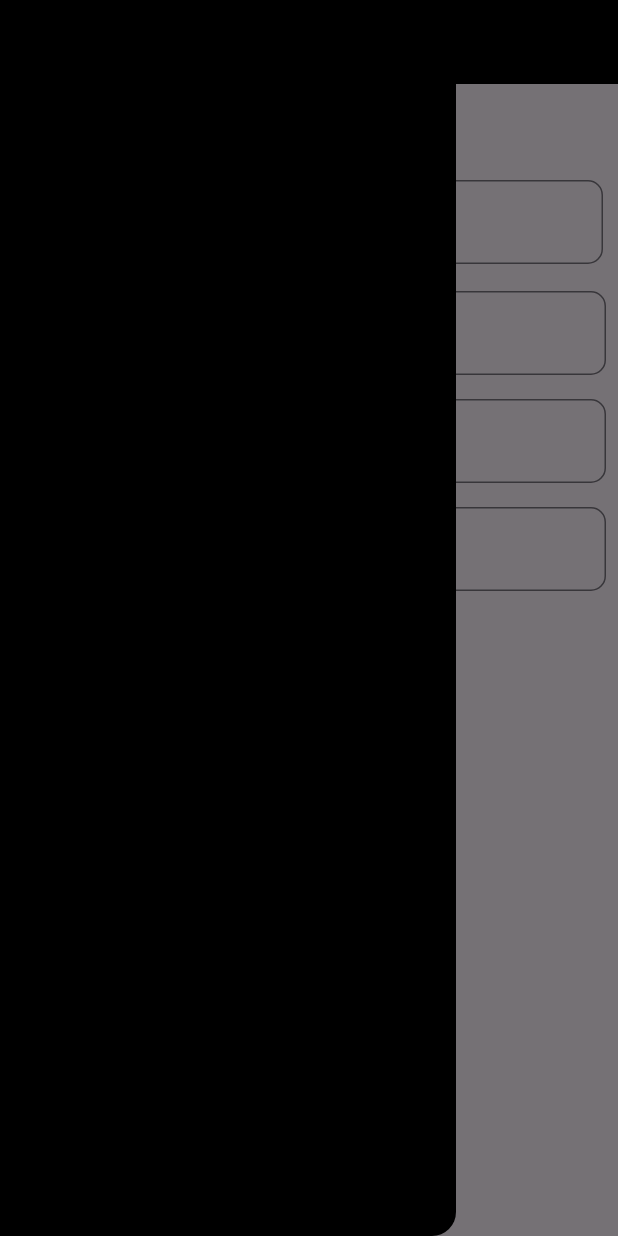
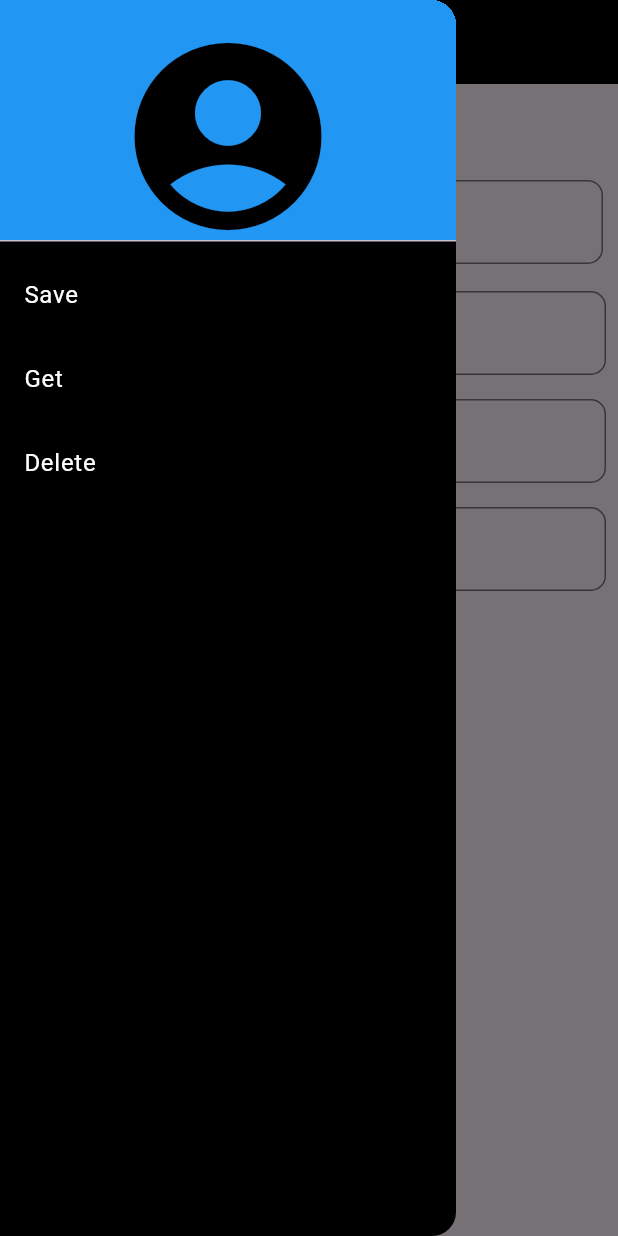
Before and after one commit to MartinCantillo/Flutter-Firebase, a Flutter app: the screen it shows after launch, with the side drawer open, on a phone screen of 412 x 824 dp. Run offline on Flutter 3.47's test engine with Material 3 defaults, Android fonts, the light colour scheme and no system bars.

Commit message:
Drawer almost ready

```diff
--- a/aplicativo_firebase/lib/Screens/MyHomePage.dart
+++ b/aplicativo_firebase/lib/Screens/MyHomePage.dart
@@ -1,3 +1,4 @@
+import 'package:aplicativo_firebase/Widgets/CustomDrawer.dart';
 import 'package:aplicativo_firebase/Widgets/Form.dart';
 import 'package:flutter/material.dart';
 
@@ -22,9 +23,8 @@ class _MyHomePageState extends State<MyHomePage> {
           centerTitle: true,
           backgroundColor: Colors.black,
           title: const Text("Welcome", style: TextStyle(color: Colors.white))),
-      drawer: const Drawer(backgroundColor: Colors.black),
+      drawer: CustomDrawer(),
       body: Forms(),
-    )
-    );
+    ));
   }
 }
--- /dev/null
+++ b/aplicativo_firebase/lib/Widgets/CustomDrawer.dart
@@ -0,0 +1,42 @@
+import 'package:flutter/material.dart';
+
+class CustomDrawer extends StatelessWidget {
+  const CustomDrawer({super.key});
+
+  @override
+  Widget build(BuildContext context) {
+    return Drawer(
+      backgroundColor: Colors.black,
+      child: ListView(
+        padding: EdgeInsets.zero,
+        children: <Widget>[
+          DrawerHeader(
+            decoration: BoxDecoration(
+              color: Colors.blue,
+            ),
+            child: Padding(
+              padding: EdgeInsets.all(0.0),
+              child: Icon(
+                Icons.account_circle,
+                size: 150,
+                color: Colors.black,
+              ),
+            ),
+          ),
+          ListTile(
+            title: Text('Save', style: TextStyle(color: Colors.white)),
+            onTap: () {},
+          ),
+          ListTile(
+            title: Text('Get', style: TextStyle(color: Colors.white)),
+            onTap: () {},
+          ),
+          ListTile(
+            title: Text('Delete', style: TextStyle(color: Colors.white)),
+            onTap: () {},
+          )
+        ],
+      ),
+    );
+  }
+}
```
